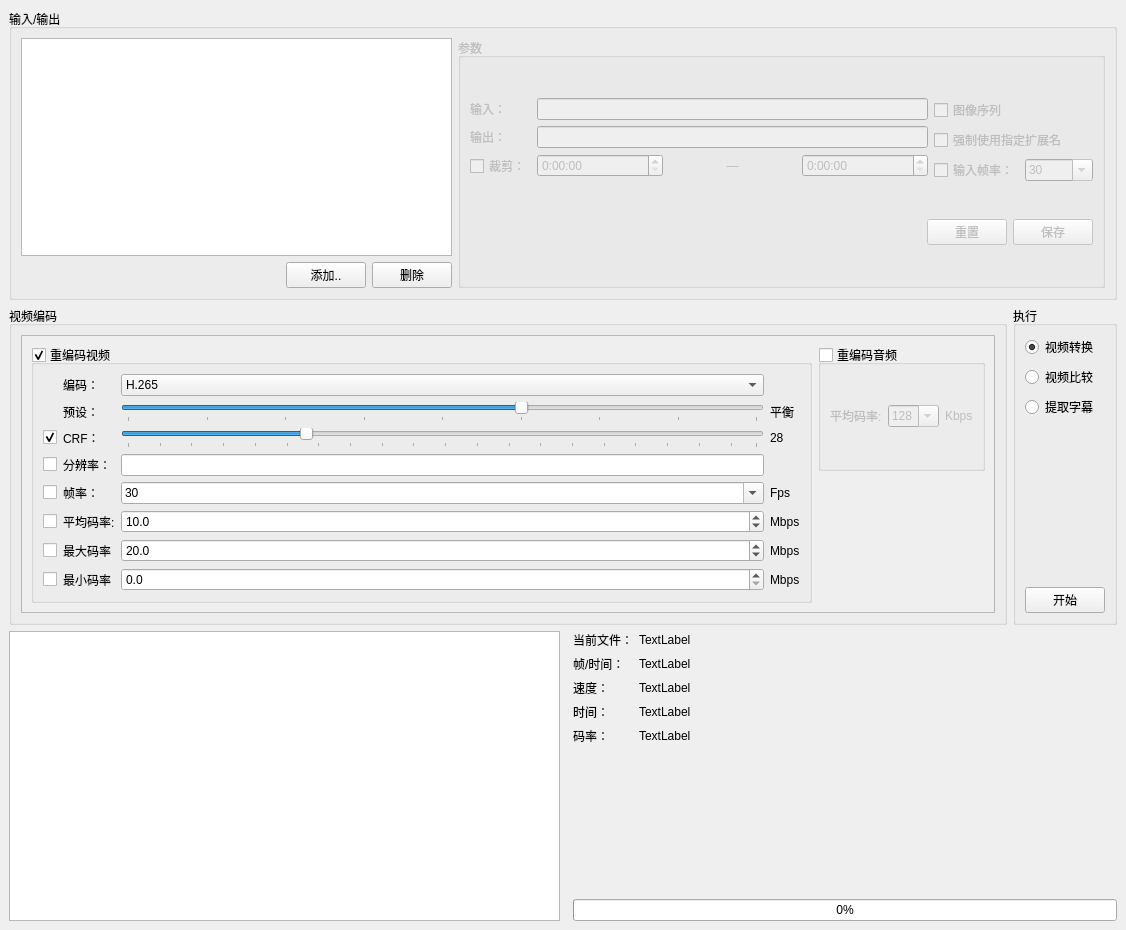
autodotua/Video-Compression-Assistant, file vca/main_window.ui: the form before one commit.
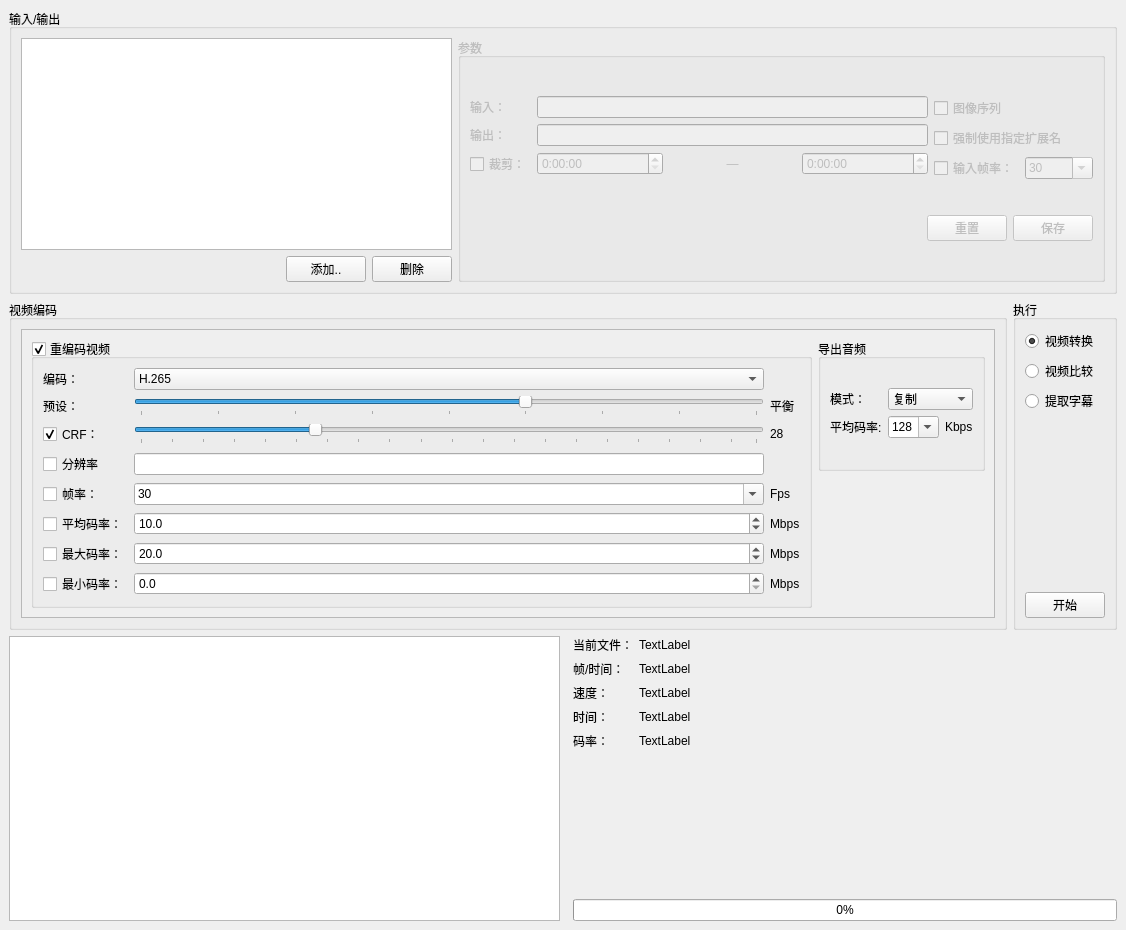
The form after the commit.

Commit message: 增加了图标；修改音频，增加三个模式：复制、编码、不包含

Diff of the .ui file:
```diff
--- a/vca/main_window.ui
+++ b/vca/main_window.ui
@@ -321,10 +321,10 @@
              <item row="0" column="1">
               <widget class="QGroupBox" name="grpb_audio">
                <property name="title">
-                <string>重编码音频</string>
+                <string>导出音频</string>
                </property>
                <property name="checkable">
-                <bool>true</bool>
+                <bool>false</bool>
                </property>
                <property name="checked">
                 <bool>false</bool>
@@ -332,14 +332,7 @@
                <layout class="QGridLayout" name="gridLayout_9">
                 <item row="0" column="0">
                  <layout class="QGridLayout" name="gridLayout_8">
-                  <item row="0" column="0">
-                   <widget class="QLabel" name="label_25">
-                    <property name="text">
-                     <string>平均码率:</string>
-                    </property>
-                   </widget>
-                  </item>
-                  <item row="0" column="1">
+                  <item row="1" column="1">
                    <widget class="QComboBox" name="cbb_bitrate_a">
                     <property name="editable">
                      <bool>true</bool>
@@ -379,13 +372,46 @@
                     </item>
                    </widget>
                   </item>
-                  <item row="0" column="2">
+                  <item row="1" column="2">
                    <widget class="QLabel" name="label_26">
                     <property name="text">
                      <string>Kbps</string>
                     </property>
                    </widget>
                   </item>
+                  <item row="1" column="0">
+                   <widget class="QLabel" name="label_25">
+                    <property name="text">
+                     <string>平均码率:</string>
+                    </property>
+                   </widget>
+                  </item>
+                  <item row="0" column="1" colspan="2">
+                   <widget class="QComboBox" name="cbb_audio_mode">
+                    <item>
+                     <property name="text">
+                      <string>复制</string>
+                     </property>
+                    </item>
+                    <item>
+                     <property name="text">
+                      <string>不导出</string>
+                     </property>
+                    </item>
+                    <item>
+                     <property name="text">
+                      <string>重编码</string>
+                     </property>
+                    </item>
+                   </widget>
+                  </item>
+                  <item row="0" column="0">
+                   <widget class="QLabel" name="label_2">
+                    <property name="text">
+                     <string>模式：</string>
+                    </property>
+                   </widget>
+                  </item>
                  </layout>
                 </item>
                </layout>
@@ -408,37 +434,6 @@
                <layout class="QGridLayout" name="gridLayout_5">
                 <item row="0" column="0">
                  <layout class="QGridLayout" name="gridLayout_2">
-                  <item row="2" column="1">
-                   <widget class="QLabel" name="label_6">
-                    <property name="text">
-                     <string>CRF：</string>
-                    </property>
-                   </widget>
-                  </item>
-                  <item row="2" column="0">
-                   <widget class="QCheckBox" name="chk_crf">
-                    <property name="text">
-                     <string/>
-                    </property>
-                    <property name="checked">
-                     <bool>true</bool>
-                    </property>
-                   </widget>
-                  </item>
-                  <item row="6" column="1">
-                   <widget class="QLabel" name="label_2">
-                    <property name="text">
-                     <string>最大码率</string>
-                    </property>
-                   </widget>
-                  </item>
-                  <item row="1" column="1">
-                   <widget class="QLabel" name="label">
-                    <property name="text">
-                     <string>预设：</string>
-                    </property>
-                   </widget>
-                  </item>
                   <item row="5" column="3">
                    <widget class="QLabel" name="label_5">
                     <property name="text">
@@ -553,13 +548,6 @@
                     </property>
                    </widget>
                   </item>
-                  <item row="4" column="1">
-                   <widget class="QLabel" name="label_4">
-                    <property name="text">
-                     <string>帧率：</string>
-                    </property>
-                   </widget>
-                  </item>
                   <item row="6" column="2">
                    <widget class="QDoubleSpinBox" name="txt_bitrate_max">
                     <property name="decimals">
@@ -617,20 +605,6 @@
                     </property>
                    </widget>
                   </item>
-                  <item row="3" column="0">
-                   <widget class="QCheckBox" name="chk_size">
-                    <property name="text">
-                     <string/>
-                    </property>
-                   </widget>
-                  </item>
-                  <item row="3" column="1">
-                   <widget class="QLabel" name="label_3">
-                    <property name="text">
-                     <string>分辨率：</string>
-                    </property>
-                   </widget>
-                  </item>
                   <item row="1" column="3">
                    <widget class="QLabel" name="lbl_preset">
                     <property name="text">
@@ -638,13 +612,6 @@
                     </property>
                    </widget>
                   </item>
-                  <item row="5" column="1">
-                   <widget class="QLabel" name="label_24">
-                    <property name="text">
-                     <string>平均码率:</string>
-                    </property>
-                   </widget>
-                  </item>
                   <item row="3" column="2">
                    <widget class="QLineEdit" name="txt_size"/>
                   </item>
@@ -661,27 +628,6 @@
                     </property>
                    </widget>
                   </item>
-                  <item row="4" column="0">
-                   <widget class="QCheckBox" name="chk_fps">
-                    <property name="text">
-                     <string/>
-                    </property>
-                   </widget>
-                  </item>
-                  <item row="6" column="0">
-                   <widget class="QCheckBox" name="chk_bitrate_max">
-                    <property name="text">
-                     <string/>
-                    </property>
-                   </widget>
-                  </item>
-                  <item row="0" column="1">
-                   <widget class="QLabel" name="label_23">
-                    <property name="text">
-                     <string>编码：</string>
-                    </property>
-                   </widget>
-                  </item>
                   <item row="2" column="3">
                    <widget class="QLabel" name="lbl_crf">
                     <property name="text">
@@ -689,13 +635,6 @@
                     </property>
                    </widget>
                   </item>
-                  <item row="5" column="0">
-                   <widget class="QCheckBox" name="chk_bitrate">
-                    <property name="text">
-                     <string/>
-                    </property>
-                   </widget>
-                  </item>
                   <item row="6" column="3">
                    <widget class="QLabel" name="label_8">
                     <property name="text">
@@ -703,20 +642,6 @@
                     </property>
                    </widget>
                   </item>
-                  <item row="7" column="0">
-                   <widget class="QCheckBox" name="chk_bitrate_min">
-                    <property name="text">
-                     <string/>
-                    </property>
-                   </widget>
-                  </item>
-                  <item row="7" column="1">
-                   <widget class="QLabel" name="label_16">
-                    <property name="text">
-                     <string>最小码率</string>
-                    </property>
-                   </widget>
-                  </item>
                   <item row="7" column="2">
                    <widget class="QDoubleSpinBox" name="txt_bitrate_min">
                     <property name="decimals">
@@ -734,6 +659,65 @@
                     </property>
                    </widget>
                   </item>
+                  <item row="3" column="0" colspan="2">
+                   <widget class="QCheckBox" name="chk_size">
+                    <property name="text">
+                     <string>分辨率</string>
+                    </property>
+                   </widget>
+                  </item>
+                  <item row="4" column="0" colspan="2">
+                   <widget class="QCheckBox" name="chk_fps">
+                    <property name="text">
+                     <string>帧率：</string>
+                    </property>
+                   </widget>
+                  </item>
+                  <item row="5" column="0" colspan="2">
+                   <widget class="QCheckBox" name="chk_bitrate">
+                    <property name="text">
+                     <string>平均码率：</string>
+                    </property>
+                   </widget>
+                  </item>
+                  <item row="6" column="0" colspan="2">
+                   <widget class="QCheckBox" name="chk_bitrate_max">
+                    <property name="text">
+                     <string>最大码率：</string>
+                    </property>
+                   </widget>
+                  </item>
+                  <item row="7" column="0" colspan="2">
+                   <widget class="QCheckBox" name="chk_bitrate_min">
+                    <property name="text">
+                     <string>最小码率：</string>
+                    </property>
+                   </widget>
+                  </item>
+                  <item row="2" column="0" colspan="2">
+                   <widget class="QCheckBox" name="chk_crf">
+                    <property name="text">
+                     <string>CRF：</string>
+                    </property>
+                    <property name="checked">
+                     <bool>true</bool>
+                    </property>
+                   </widget>
+                  </item>
+                  <item row="1" column="0" colspan="2">
+                   <widget class="QLabel" name="label">
+                    <property name="text">
+                     <string>预设：</string>
+                    </property>
+                   </widget>
+                  </item>
+                  <item row="0" column="0" colspan="2">
+                   <widget class="QLabel" name="label_23">
+                    <property name="text">
+                     <string>编码：</string>
+                    </property>
+                   </widget>
+                  </item>
                  </layout>
                 </item>
                </layout>
```
The commit also changes 7 other files.
